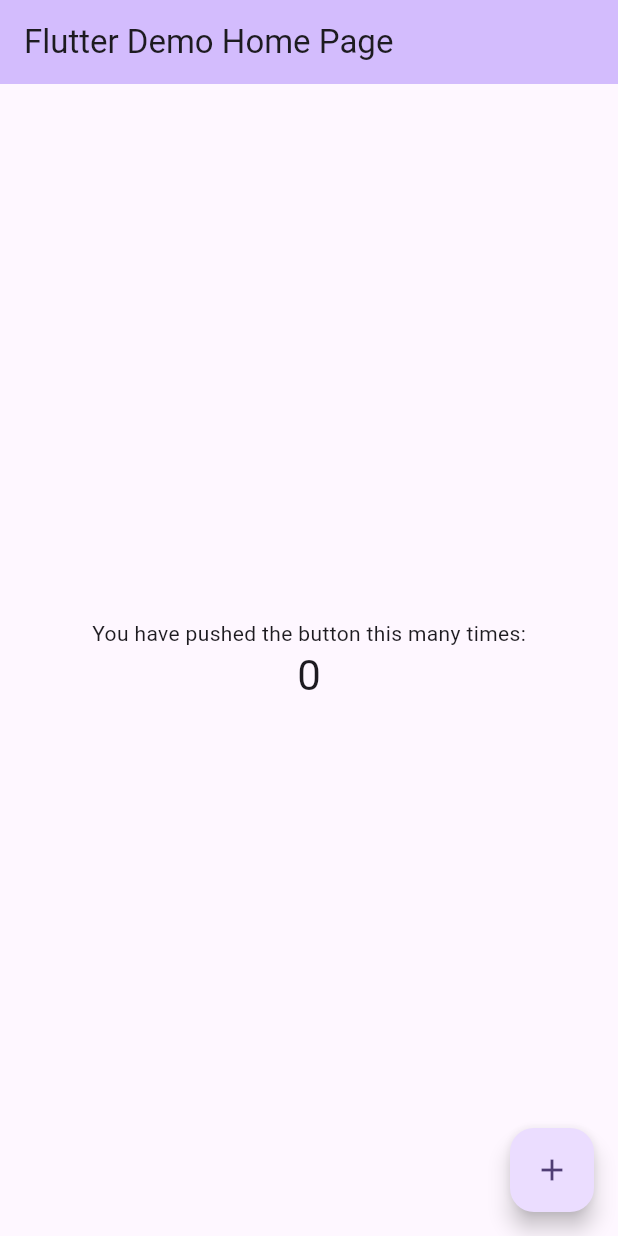
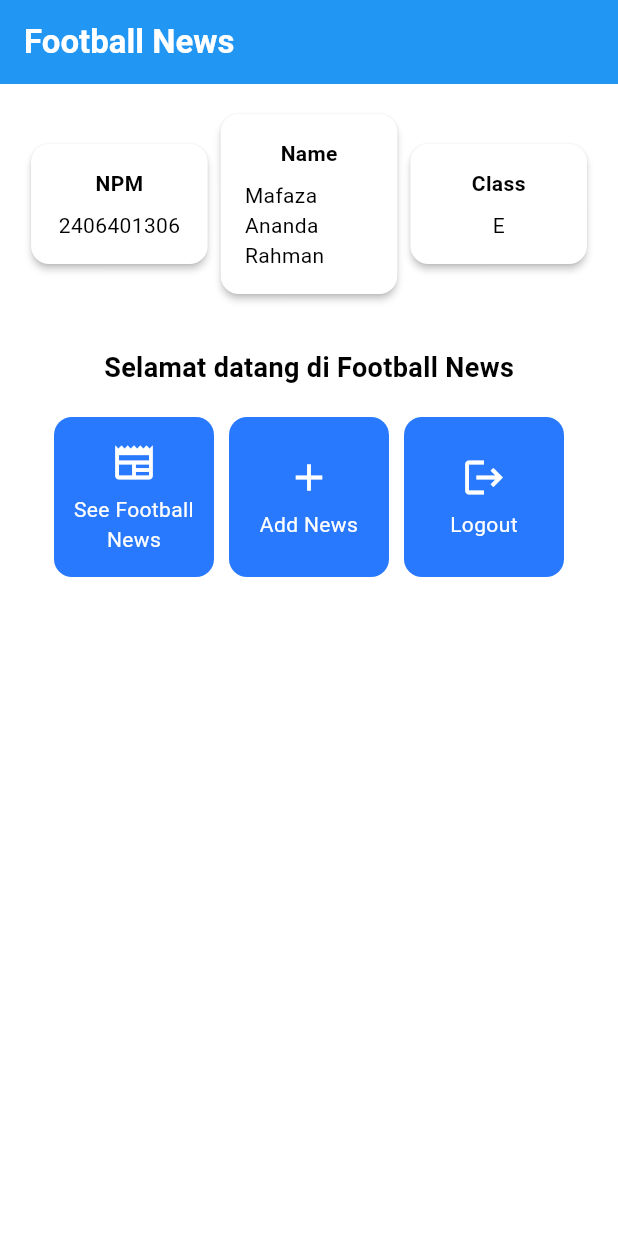
Before and after one commit to MafazaAnanda/football-news-mobile, a Flutter app: the screen it shows after launch, on a phone screen of 412 x 824 dp. Run offline on Flutter 3.47's test engine with Material 3 defaults, Android fonts, the phone set to English and light mode, and no system bars.

Commit message:
tutorial 6 selesai

```diff
--- a/lib/main.dart
+++ b/lib/main.dart
@@ -1,5 +1,5 @@
 import 'package:flutter/material.dart';
-
+import 'package:football_news/menu.dart';
 void main() {
   runApp(const MyApp());
 }
@@ -28,95 +28,10 @@ class MyApp extends StatelessWidget {
         //
         // This works for code too, not just values: Most code changes can be
         // tested with just a hot reload.
-        colorScheme: ColorScheme.fromSeed(seedColor: Colors.deepPurple),
+         colorScheme: ColorScheme.fromSwatch(primarySwatch: Colors.blue)
+         .copyWith(secondary: Colors.blueAccent[400]),
       ),
-      home: const MyHomePage(title: 'Flutter Demo Home Page'),
+      home: MyHomePage(),
     );
   }
 }
-
-class MyHomePage extends StatefulWidget {
-  const MyHomePage({super.key, required this.title});
-
-  // This widget is the home page of your application. It is stateful, meaning
-  // that it has a State object (defined below) that contains fields that affect
-  // how it looks.
-
-  // This class is the configuration for the state. It holds the values (in this
-  // case the title) provided by the parent (in this case the App widget) and
-  // used by the build method of the State. Fields in a Widget subclass are
-  // always marked "final".
-
-  final String title;
-
-  @override
-  State<MyHomePage> createState() => _MyHomePageState();
-}
-
-class _MyHomePageState extends State<MyHomePage> {
-  int _counter = 0;
-
-  void _incrementCounter() {
-    setState(() {
-      // This call to setState tells the Flutter framework that something has
-      // changed in this State, which causes it to rerun the build method below
-      // so that the display can reflect the updated values. If we changed
-      // _counter without calling setState(), then the build method would not be
-      // called again, and so nothing would appear to happen.
-      _counter++;
-    });
-  }
-
-  @override
-  Widget build(BuildContext context) {
-    // This method is rerun every time setState is called, for instance as done
-    // by the _incrementCounter method above.
-    //
-    // The Flutter framework has been optimized to make rerunning build methods
-    // fast, so that you can just rebuild anything that needs updating rather
-    // than having to individually change instances of widgets.
-    return Scaffold(
-      appBar: AppBar(
-        // TRY THIS: Try changing the color here to a specific color (to
-        // Colors.amber, perhaps?) and trigger a hot reload to see the AppBar
-        // change color while the other colors stay the same.
-        backgroundColor: Theme.of(context).colorScheme.inversePrimary,
-        // Here we take the value from the MyHomePage object that was created by
-        // the App.build method, and use it to set our appbar title.
-        title: Text(widget.title),
-      ),
-      body: Center(
-        // Center is a layout widget. It takes a single child and positions it
-        // in the middle of the parent.
-        child: Column(
-          // Column is also a layout widget. It takes a list of children and
-          // arranges them vertically. By default, it sizes itself to fit its
-          // children horizontally, and tries to be as tall as its parent.
-          //
-          // Column has various properties to control how it sizes itself and
-          // how it positions its children. Here we use mainAxisAlignment to
-          // center the children vertically; the main axis here is the vertical
-          // axis because Columns are vertical (the cross axis would be
-          // horizontal).
-          //
-          // TRY THIS: Invoke "debug painting" (choose the "Toggle Debug Paint"
-          // action in the IDE, or press "p" in the console), to see the
-          // wireframe for each widget.
-          mainAxisAlignment: MainAxisAlignment.center,
-          children: <Widget>[
-            const Text('You have pushed the button this many times:'),
-            Text(
-              '$_counter',
-              style: Theme.of(context).textTheme.headlineMedium,
-            ),
-          ],
-        ),
-      ),
-      floatingActionButton: FloatingActionButton(
-        onPressed: _incrementCounter,
-        tooltip: 'Increment',
-        child: const Icon(Icons.add),
-      ), // This trailing comma makes auto-formatting nicer for build methods.
-    );
-  }
-}
--- /dev/null
+++ b/lib/menu.dart
@@ -0,0 +1,184 @@
+import 'package:flutter/material.dart';
+class MyHomePage extends StatelessWidget {
+    MyHomePage({super.key});
+    final String nama = "Mafaza Ananda Rahman";
+    final String npm = "2406401306";
+    final String kelas = "E";
+    final List<ItemHomepage> items = [
+          ItemHomepage("See Football News", Icons.newspaper),
+          ItemHomepage("Add News", Icons.add),
+          ItemHomepage("Logout", Icons.logout),
+    ];
+
+    @override
+    Widget build(BuildContext context) {
+    // Scaffold menyediakan struktur dasar halaman dengan AppBar dan body.
+    return Scaffold(
+      // AppBar adalah bagian atas halaman yang menampilkan judul.
+      appBar: AppBar(
+        // Judul aplikasi "Football News" dengan teks putih dan tebal.
+        title: const Text(
+          'Football News',
+          style: TextStyle(
+            color: Colors.white,
+            fontWeight: FontWeight.bold,
+          ),
+        ),
+        // Warna latar belakang AppBar diambil dari skema warna tema aplikasi.
+        backgroundColor: Theme.of(context).colorScheme.primary,
+      ),
+      // Body halaman dengan padding di sekelilingnya.
+      body: Padding(
+        padding: const EdgeInsets.all(16.0),
+        // Menyusun widget secara vertikal dalam sebuah kolom.
+        child: Column(
+          crossAxisAlignment: CrossAxisAlignment.center,
+          children: [
+            // Row untuk menampilkan 3 InfoCard secara horizontal.
+            Row(
+              mainAxisAlignment: MainAxisAlignment.spaceEvenly,
+              children: [
+                InfoCard(title: 'NPM', content: npm),
+                InfoCard(title: 'Name', content: nama),
+                InfoCard(title: 'Class', content: kelas),
+              ],
+            ),
+
+            // Memberikan jarak vertikal 16 unit.
+            const SizedBox(height: 16.0),
+
+            // Menempatkan widget berikutnya di tengah halaman.
+            Center(
+              child: Column(
+                // Menyusun teks dan grid item secara vertikal.
+
+                children: [
+                  // Menampilkan teks sambutan dengan gaya tebal dan ukuran 18.
+                  const Padding(
+                    padding: EdgeInsets.only(top: 16.0),
+                    child: Text(
+                      'Selamat datang di Football News',
+                      style: TextStyle(
+                        fontWeight: FontWeight.bold,
+                        fontSize: 18.0,
+                      ),
+                    ),
+                  ),
+
+                  // Grid untuk menampilkan ItemCard dalam bentuk grid 3 kolom.
+                  GridView.count(
+                    primary: true,
+                    padding: const EdgeInsets.all(20),
+                    crossAxisSpacing: 10,
+                    mainAxisSpacing: 10,
+                    crossAxisCount: 3,
+                    // Agar grid menyesuaikan tinggi kontennya.
+                    shrinkWrap: true,
+
+                    // Menampilkan ItemCard untuk setiap item dalam list items.
+                    children: items.map((ItemHomepage item) {
+                      return ItemCard(item);
+                    }).toList(),
+                  ),
+                ],
+              ),
+            ),
+          ],
+        ),
+      ),
+    );
+  }
+}
+
+class InfoCard extends StatelessWidget {
+  // Kartu informasi yang menampilkan title dan content.
+
+  final String title;  // Judul kartu.
+  final String content;  // Isi kartu.
+
+  const InfoCard({super.key, required this.title, required this.content});
+
+  @override
+  Widget build(BuildContext context) {
+    return Card(
+      // Membuat kotak kartu dengan bayangan dibawahnya.
+      elevation: 2.0,
+      child: Container(
+        // Mengatur ukuran dan jarak di dalam kartu.
+        width: MediaQuery.of(context).size.width / 3.5, // menyesuaikan dengan lebar device yang digunakan.
+        padding: const EdgeInsets.all(16.0),
+        // Menyusun title dan content secara vertikal.
+        child: Column(
+          children: [
+            Text(
+              title,
+              style: const TextStyle(fontWeight: FontWeight.bold),
+            ),
+            const SizedBox(height: 8.0),
+            Text(content),
+          ],
+        ),
+      ),
+    );
+  }
+}
+
+class ItemHomepage {
+    final String name;
+    final IconData icon;
+
+    ItemHomepage(this.name, this.icon);
+}
+
+class ItemCard extends StatelessWidget {
+  // Menampilkan kartu dengan ikon dan nama.
+
+  final ItemHomepage item;
+
+  const ItemCard(this.item, {super.key});
+
+  @override
+  Widget build(BuildContext context) {
+    return Material(
+      // Menentukan warna latar belakang dari tema aplikasi.
+      color: Theme.of(context).colorScheme.secondary,
+      // Membuat sudut kartu melengkung.
+      borderRadius: BorderRadius.circular(12),
+
+      child: InkWell(
+        // Aksi ketika kartu ditekan.
+        onTap: () {
+          // Menampilkan pesan SnackBar saat kartu ditekan.
+          ScaffoldMessenger.of(context)
+            ..hideCurrentSnackBar()
+            ..showSnackBar(
+              SnackBar(content: Text("Kamu telah menekan tombol ${item.name}!"))
+            );
+        },
+        // Container untuk menyimpan Icon dan Text
+        child: Container(
+          padding: const EdgeInsets.all(8),
+          child: Center(
+            child: Column(
+              // Menyusun ikon dan teks di tengah kartu.
+              mainAxisAlignment: MainAxisAlignment.center,
+              children: [
+                Icon(
+                  item.icon,
+                  color: Colors.white,
+                  size: 30.0,
+                ),
+                const Padding(padding: EdgeInsets.all(3)),
+                Text(
+                  item.name,
+                  textAlign: TextAlign.center,
+                  style: const TextStyle(color: Colors.white),
+                ),
+              ],
+            ),
+          ),
+        ),
+      ),
+    );
+  }
+}
```
